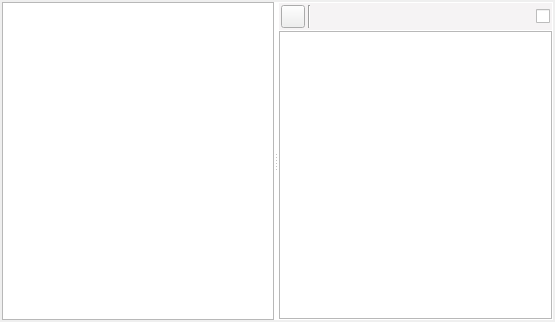
Qt form ui/manuscript_view.ui (zkovari/plotlyst) before a commit.
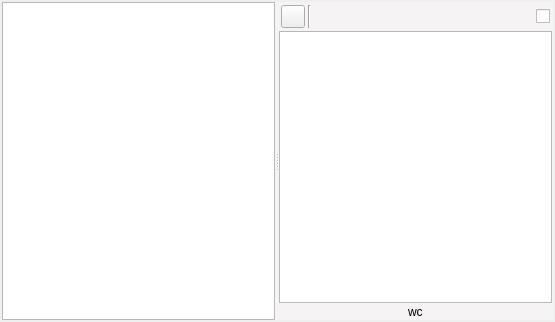
The same form after that commit. Custom widgets are drawn as their Qt base class.

Commit message: Display number of words in scenes #89

Diff of the .ui file:
```diff
--- a/ui/manuscript_view.ui
+++ b/ui/manuscript_view.ui
@@ -32,7 +32,7 @@
    <item>
     <widget class="QSplitter" name="splitter">
      <property name="styleSheet">
-      <string notr="true">QSplitter {background-color: white;}</string>
+      <string notr="true">QSplitter {background-color: #f5f3f4;}</string>
      </property>
      <property name="orientation">
       <enum>Qt::Horizontal</enum>
@@ -61,7 +61,7 @@
          <number>1</number>
         </property>
         <property name="leftMargin">
-         <number>1</number>
+         <number>0</number>
         </property>
         <property name="topMargin">
          <number>1</number>
@@ -70,7 +70,7 @@
          <number>1</number>
         </property>
         <property name="bottomMargin">
-         <number>1</number>
+         <number>0</number>
         </property>
         <item>
          <widget class="QWidget" name="wdgToolbar" native="true">
@@ -161,6 +161,43 @@
         <item>
          <widget class="RichTextEditor" name="textEdit"/>
         </item>
+        <item>
+         <widget class="QWidget" name="wdgBottom" native="true">
+          <property name="sizePolicy">
+           <sizepolicy hsizetype="Preferred" vsizetype="Maximum">
+            <horstretch>0</horstretch>
+            <verstretch>0</verstretch>
+           </sizepolicy>
+          </property>
+          <property name="styleSheet">
+           <string notr="true">#wdgBottom {background-color: #f5f3f4;}</string>
+          </property>
+          <layout class="QHBoxLayout" name="horizontalLayout_3">
+           <property name="spacing">
+            <number>3</number>
+           </property>
+           <property name="leftMargin">
+            <number>2</number>
+           </property>
+           <property name="topMargin">
+            <number>1</number>
+           </property>
+           <property name="rightMargin">
+            <number>2</number>
+           </property>
+           <property name="bottomMargin">
+            <number>1</number>
+           </property>
+           <item alignment="Qt::AlignHCenter">
+            <widget class="QLabel" name="lblWordCount">
+             <property name="text">
+              <string>wc</string>
+             </property>
+            </widget>
+           </item>
+          </layout>
+         </widget>
+        </item>
        </layout>
       </widget>
       <widget class="QWidget" name="pageEmpty"/>
```
The commit also changes 3 other files.
